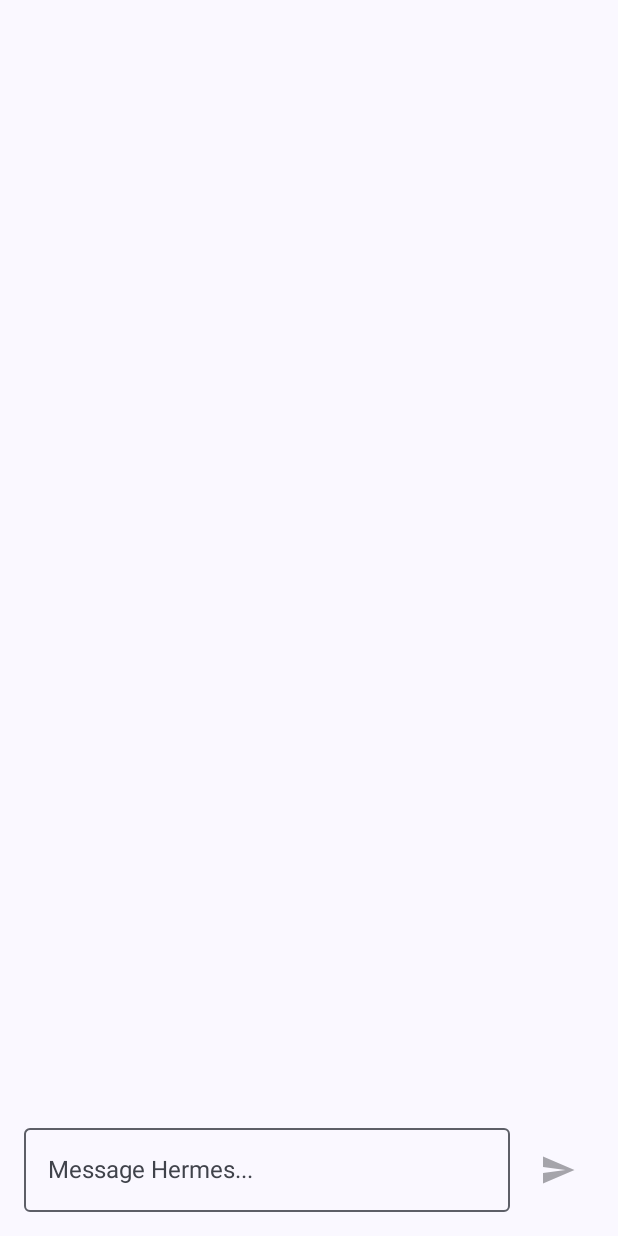
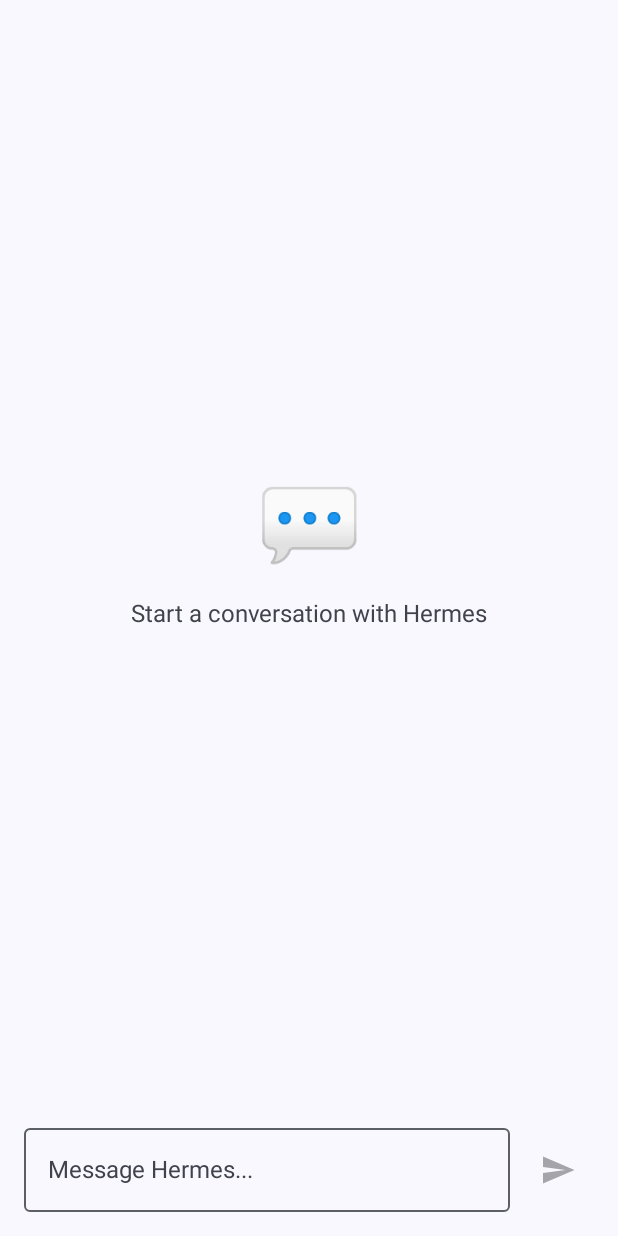
Before and after one commit to B-OsHeN/hermes-android-app, an Android app built with Jetpack Compose: the ChatScreen screen opened through its navigation route, on a phone screen of 412 x 824 dp. Run offline under Robolectric (Android 15) with nearby library versions, the phone set to English and light mode, and no system bars; our stand-ins replace Dagger/Hilt's generated code, Room's generated code.

Commit message:
Add: detekt+ktlint, onboarding, settings, empty/error/loading states, Compose UI test, CodeRabbit config

```diff
--- a/app/src/main/java/com/hermesagent/app/ui/chat/ChatScreen.kt
+++ b/app/src/main/java/com/hermesagent/app/ui/chat/ChatScreen.kt
@@ -8,12 +8,14 @@ import androidx.compose.foundation.layout.Spacer
 import androidx.compose.foundation.layout.fillMaxSize
 import androidx.compose.foundation.layout.fillMaxWidth
 import androidx.compose.foundation.layout.padding
+import androidx.compose.foundation.layout.size
 import androidx.compose.foundation.layout.width
 import androidx.compose.foundation.lazy.LazyColumn
 import androidx.compose.foundation.lazy.items
 import androidx.compose.foundation.lazy.rememberLazyListState
 import androidx.compose.material.icons.Icons
 import androidx.compose.material.icons.automirrored.filled.Send
+import androidx.compose.material3.Button
 import androidx.compose.material3.CircularProgressIndicator
 import androidx.compose.material3.Icon
 import androidx.compose.material3.IconButton
@@ -28,6 +30,7 @@ import androidx.compose.runtime.remember
 import androidx.compose.runtime.setValue
 import androidx.compose.ui.Alignment
 import androidx.compose.ui.Modifier
+import androidx.compose.ui.text.style.TextAlign
 import androidx.compose.ui.unit.dp
 import androidx.hilt.navigation.compose.hiltViewModel
 import com.hermesagent.app.domain.model.ChatMessage
@@ -41,13 +44,55 @@ fun ChatScreen(viewModel: ChatViewModel = hiltViewModel()) {
     val listState = rememberLazyListState()
 
     Column(modifier = Modifier.fillMaxSize()) {
+        Box(modifier = Modifier.weight(1f)) {
+            when {
+                messages.isEmpty() && uiState !is ChatUiState.Loading -> {
+                    Column(
+                        modifier = Modifier.fillMaxSize().padding(Spacing.xl),
+                        horizontalAlignment = Alignment.CenterHorizontally,
+                        verticalArrangement = Arrangement.Center
+                    ) {
+                        Text("💬", style = MaterialTheme.typography.displayLarge)
+                        Spacer(Modifier.padding(Spacing.sm))
+                        Text(
+                            "Start a conversation with Hermes",
+                            style = MaterialTheme.typography.bodyLarge,
+                            color = MaterialTheme.colorScheme.onSurfaceVariant,
+                            textAlign = TextAlign.Center
+                        )
+                    }
+                }
+                uiState is ChatUiState.Error -> {
+                    Column(
+                        modifier = Modifier.fillMaxSize().padding(Spacing.xl),
+                        horizontalAlignment = Alignment.CenterHorizontally,
+                        verticalArrangement = Arrangement.Center
+                    ) {
+                        Text("⚠️", style = MaterialTheme.typography.displayLarge)
+                        Spacer(Modifier.padding(Spacing.sm))
+                        Text(
+                            (uiState as ChatUiState.Error).message,
+                            style = MaterialTheme.typography.bodyLarge,
+                            color = MaterialTheme.colorScheme.error,
+                            textAlign = TextAlign.Center
+                        )
+                        Spacer(Modifier.padding(Spacing.md))
+                        Button(onClick = { viewModel.send(input.ifBlank { "retry" }) }) {
+                            Text("Retry")
+                        }
+                    }
+                }
+                else -> {
                     LazyColumn(
                         state = listState,
-            modifier = Modifier.weight(1f).padding(horizontal = Spacing.lg),
+                        modifier = Modifier.fillMaxSize().padding(horizontal = Spacing.lg),
                         verticalArrangement = Arrangement.spacedBy(Spacing.sm)
                     ) {
                         items(messages, key = { it.id }) { msg ->
                             ChatBubble(msg)
+                        }
+                    }
+                }
             }
         }
 
@@ -73,7 +118,7 @@ fun ChatScreen(viewModel: ChatViewModel = hiltViewModel()) {
                 enabled = input.isNotBlank() && uiState !is ChatUiState.Loading
             ) {
                 if (uiState is ChatUiState.Loading) {
-                    CircularProgressIndicator(modifier = Modifier.padding(4.dp))
+                    CircularProgressIndicator(modifier = Modifier.size(24.dp))
                 } else {
                     Icon(Icons.AutoMirrored.Filled.Send, contentDescription = "Send")
                 }
--- a/app/src/main/java/com/hermesagent/app/ui/navigation/AppNavHost.kt
+++ b/app/src/main/java/com/hermesagent/app/ui/navigation/AppNavHost.kt
@@ -5,11 +5,17 @@ import androidx.navigation.compose.NavHost
 import androidx.navigation.compose.composable
 import androidx.navigation.compose.rememberNavController
 import com.hermesagent.app.ui.chat.ChatScreen
+import com.hermesagent.app.ui.onboarding.OnboardingScreen
+import com.hermesagent.app.ui.settings.SettingsScreen
 
 @Composable
 fun AppNavHost() {
     val navController = rememberNavController()
-    NavHost(navController = navController, startDestination = "chat") {
+    NavHost(navController = navController, startDestination = "onboarding") {
+        composable("onboarding") {
+            OnboardingScreen(onGetStarted = { navController.navigate("chat") })
+        }
         composable("chat") { ChatScreen() }
+        composable("settings") { SettingsScreen() }
     }
 }
--- /dev/null
+++ b/app/src/main/java/com/hermesagent/app/ui/onboarding/OnboardingScreen.kt
@@ -0,0 +1,43 @@
+package com.hermesagent.app.ui.onboarding
+
+import androidx.compose.foundation.layout.Arrangement
+import androidx.compose.foundation.layout.Column
+import androidx.compose.foundation.layout.Spacer
+import androidx.compose.foundation.layout.fillMaxSize
+import androidx.compose.foundation.layout.height
+import androidx.compose.foundation.layout.padding
+import androidx.compose.material3.Button
+import androidx.compose.material3.MaterialTheme
+import androidx.compose.material3.Text
+import androidx.compose.runtime.Composable
+import androidx.compose.ui.Alignment
+import androidx.compose.ui.Modifier
+import androidx.compose.ui.text.style.TextAlign
+import androidx.compose.ui.unit.dp
+import com.hermesagent.app.ui.theme.Spacing
+
+@Composable
+fun OnboardingScreen(onGetStarted: () -> Unit) {
+    Column(
+        modifier = Modifier.fillMaxSize().padding(Spacing.xl),
+        horizontalAlignment = Alignment.CenterHorizontally,
+        verticalArrangement = Arrangement.Center
+    ) {
+        Text(
+            text = " Hermes Agent",
+            style = MaterialTheme.typography.displayLarge,
+            textAlign = TextAlign.Center
+        )
+        Spacer(Modifier.height(Spacing.md))
+        Text(
+            text = "Your self-improving AI assistant, running locally on your device.",
+            style = MaterialTheme.typography.bodyLarge,
+            textAlign = TextAlign.Center,
+            color = MaterialTheme.colorScheme.onSurfaceVariant
+        )
+        Spacer(Modifier.height(Spacing.xxl))
+        Button(onClick = onGetStarted) {
+            Text("Get Started")
+        }
+    }
+}
--- a/build.gradle.kts
+++ b/build.gradle.kts
@@ -4,4 +4,6 @@ plugins {
     alias(libs.plugins.kotlin.compose) apply false
     alias(libs.plugins.hilt) apply false
     alias(libs.plugins.ksp) apply false
+    alias(libs.plugins.detekt) apply false
+    alias(libs.plugins.ktlint) apply false
 }
--- a/gradle/libs.versions.toml
+++ b/gradle/libs.versions.toml
@@ -15,6 +15,8 @@ coil = "3.0.4"
 core-ktx = "1.15.0"
 activity-compose = "1.9.3"
 splashscreen = "1.0.1"
+detekt = "1.23.7"
+ktlint = "12.1.2"
 
 [libraries]
 androidx-core-ktx = { group = "androidx.core", name = "core-ktx", version.ref = "core-ktx" }
@@ -50,3 +52,5 @@ kotlin-android = { id = "org.jetbrains.kotlin.android", version.ref = "kotlin" }
 kotlin-compose = { id = "org.jetbrains.kotlin.plugin.compose", version.ref = "kotlin" }
 hilt = { id = "com.google.dagger.hilt.android", version.ref = "hilt" }
 ksp = { id = "com.google.devtools.ksp", version.ref = "ksp" }
+detekt = { id = "io.gitlab.arturbosch.detekt", version.ref = "detekt" }
+ktlint = { id = "org.jlleitschuh.gradle.ktlint", version.ref = "ktlint" }
```
Also changed, not shown: app/build.gradle.kts (+7 -1 lines), app/src/main/java/com/hermesagent/app/ui/settings/SettingsScreen.kt (added, +54 -0 lines), 4 other files. Lines whose indentation alone changed are shown as unchanged.
